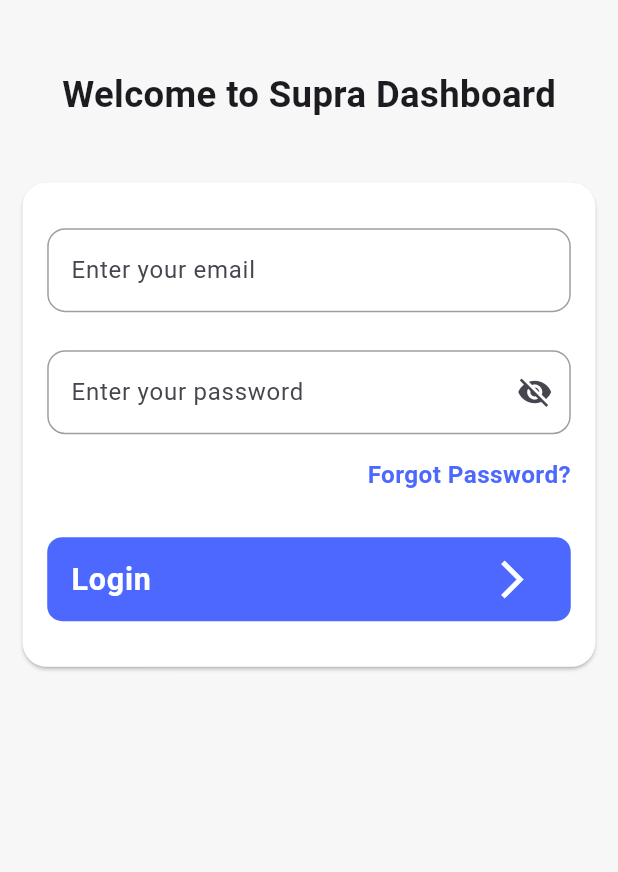
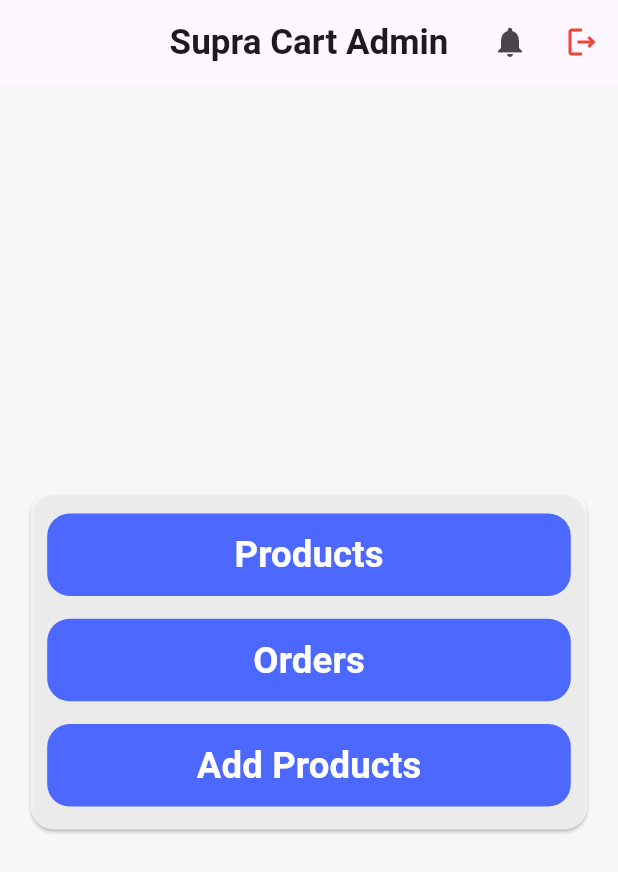
Before and after one commit to EngAhmed20/supra_cart_admin, a Flutter app: the screen it shows after launch, after a tap on "Login", on a phone screen of 412 x 824 dp. Shown: the top 872 px of the screen. Run offline on Flutter 3.47's test engine with Material 3 defaults, Android fonts, the phone set to English and light mode, and no system bars; our stand-ins replace cached_network_image, dartz, dio, flutter_screenutil, get_it, loading_animation_widget and 2 more; accounts and stored records are empty; network calls fail.

Commit message:
products view ui done

```diff
--- a/lib/core/helper_function/on_generate_route.dart
+++ b/lib/core/helper_function/on_generate_route.dart
@@ -1,15 +1,19 @@
 import 'package:flutter/material.dart';
 import 'package:supra_cart_admin/features/auth/view/login_view.dart';
+import 'package:supra_cart_admin/features/home/view/home_view.dart';
 import 'package:supra_cart_admin/features/splash/view/splash_view.dart';
-
+import '../../features/products/view/product_view.dart';
 Route<dynamic> onGenerateRoute(RouteSettings settings){
   switch (settings.name) {
     case SplashView.routeName:
       return MaterialPageRoute(builder: (_) => const SplashView());
     case LoginView.routeName:
       return MaterialPageRoute(builder: (_) => const LoginView());
-
-    default:
+    case HomeView.routeName:
+      return MaterialPageRoute(builder: (_) => const HomeView());
+    case ProductView.routeName:
+      return MaterialPageRoute(builder: (_) => const ProductView());
+      default:
       return MaterialPageRoute(builder: (_) => const Scaffold(
         body: Center(child: Text('Page not found')),
       ));
--- a/lib/core/widgets/cached_img.dart
+++ b/lib/core/widgets/cached_img.dart
@@ -13,7 +13,8 @@
   Widget build(BuildContext context) {
     return CachedNetworkImage(
       imageUrl: imgUrl,
-      height: 250.h,
+      height: 100.h,
+      width: 110.w,
       fit: BoxFit.cover,
       placeholder: (context, url) => placeHolder,
       errorWidget: (context, url, error) => errWidget??Icon(Icons.error),);
--- a/lib/core/widgets/product_img.dart
+++ b/lib/core/widgets/product_img.dart
@@ -13,10 +13,7 @@
   @override
   Widget build(BuildContext context) {
     return ClipRRect(
-      borderRadius: BorderRadius.only(
-        bottomLeft: Radius.circular(10.r),
-        bottomRight: Radius.circular(10.r),
-      ),
+      borderRadius: BorderRadius.all(Radius.circular(10.r)),
       child: CachedImg(
         imgUrl:imgUrl,
         placeHolder: Container(
--- a/lib/features/auth/view/widgets/login_view_body.dart
+++ b/lib/features/auth/view/widgets/login_view_body.dart
@@ -1,5 +1,6 @@
 import 'package:flutter/material.dart';
 import 'package:flutter_screenutil/flutter_screenutil.dart';
+import 'package:supra_cart_admin/features/home/view/home_view.dart';
 
 import '../../../../core/helper_function/validators.dart';
 import '../../../../core/style/app_colors.dart';
@@ -83,6 +84,7 @@
                   LoginButton(
                     loginText: 'Login',
                     onTap: () {
+                      Navigator.pushNamedAndRemoveUntil(context, HomeView.routeName, (route) => false);
                       //cubit.loginButtonPressed();
                     },
                   ),
--- /dev/null
+++ b/lib/features/home/view/home_view.dart
@@ -0,0 +1,33 @@
+import 'package:flutter/material.dart';
+import 'package:flutter_screenutil/flutter_screenutil.dart';
+import 'package:supra_cart_admin/core/style/app_text_styles.dart';
+import 'package:supra_cart_admin/features/home/view/widgets/home_view_body.dart';
+
+class HomeView extends StatelessWidget {
+  const HomeView({super.key});
+  static const String routeName = '/home';
+
+  @override
+  Widget build(BuildContext context) {
+    return Scaffold(
+      appBar: AppBar(
+        title:  Text('Supra Cart Admin',style: textStyle.Bold23,),
+        centerTitle: true,
+        actions: [
+          IconButton(
+            onPressed: () {},
+            icon: const Icon(Icons.notifications),
+          ),
+          IconButton(
+            onPressed: () {},
+            icon: const Icon(Icons.logout_outlined,color: Colors.red,),
+          ),
+        ],
+      ),
+      body: SafeArea(child: Padding(
+        padding:  EdgeInsets.symmetric(horizontal: 15.w,vertical: 15.h),
+        child: HomeViewBody(),
+      )),
+    );
+  }
+}
--- /dev/null
+++ b/lib/features/home/view/widgets/home_view_body.dart
@@ -0,0 +1,37 @@
+import 'package:flutter/material.dart';
+import 'package:flutter_screenutil/flutter_screenutil.dart';
+import 'package:supra_cart_admin/core/widgets/custom_text_button.dart';
+
+import '../../../products/view/product_view.dart';
+
+class HomeViewBody extends StatelessWidget {
+  const HomeViewBody({super.key});
+
+  @override
+  Widget build(BuildContext context) {
+    return Center(
+      child: Card(
+        shape: RoundedRectangleBorder(
+          borderRadius: BorderRadius.circular(15.r),
+        ),
+        color: Colors.white.withAlpha(188),
+        child: Padding(
+          padding: EdgeInsets.symmetric(horizontal: 10.w, vertical: 15.h),
+          child: Column(
+            mainAxisSize: MainAxisSize.min,
+            crossAxisAlignment: CrossAxisAlignment.stretch,
+            children: [
+              CustomTextButton(text: 'Products', onPressed: () {
+                Navigator.pushNamed(context, ProductView.routeName);
+              }),
+              SizedBox(height: 15.h),
+              CustomTextButton(text: 'Orders', onPressed: () {}),
+              SizedBox(height: 15.h),
+              CustomTextButton(text: 'Add Products', onPressed: () {}),
+            ],
+          ),
+        ),
+      ),
+    );
+  }
+}
```
Also changed, not shown: lib/core/widgets/custom_elevated_button.dart (added, +16 -0 lines), lib/core/widgets/product_card.dart (deleted, +0 -78 lines), lib/features/products/view/product_view.dart (added, +22 -0 lines), lib/features/products/view/widget/product_card.dart (added, +81 -0 lines), lib/features/products/view/widget/product_view_body.dart (added, +20 -0 lines), 5 other files.
